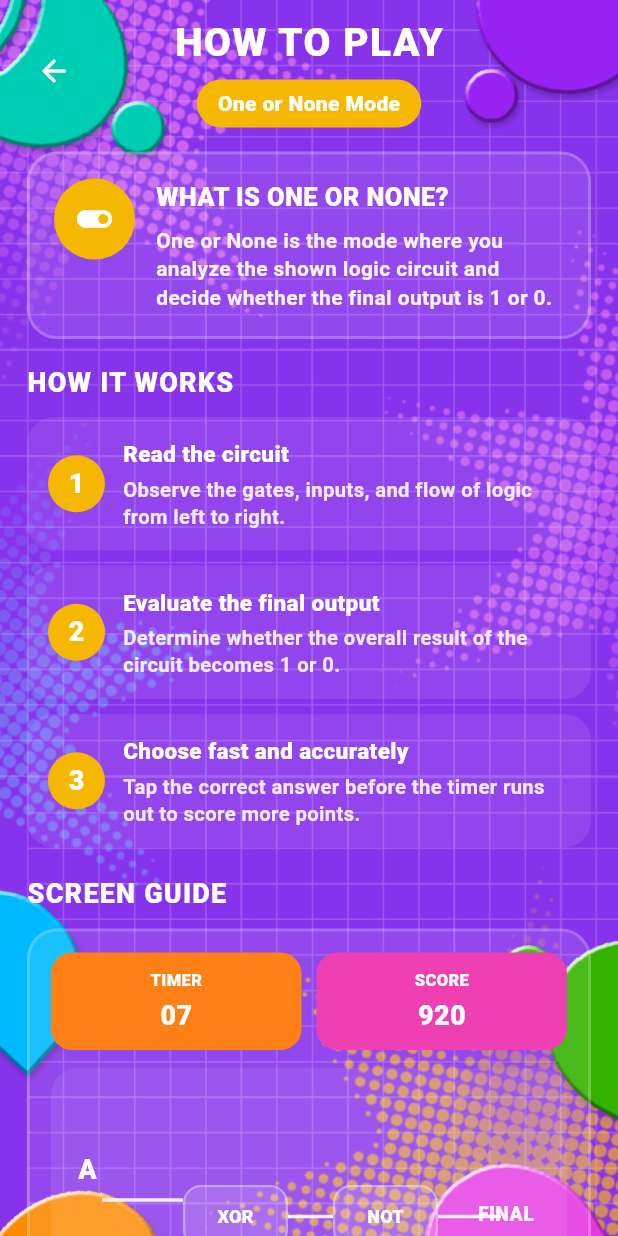
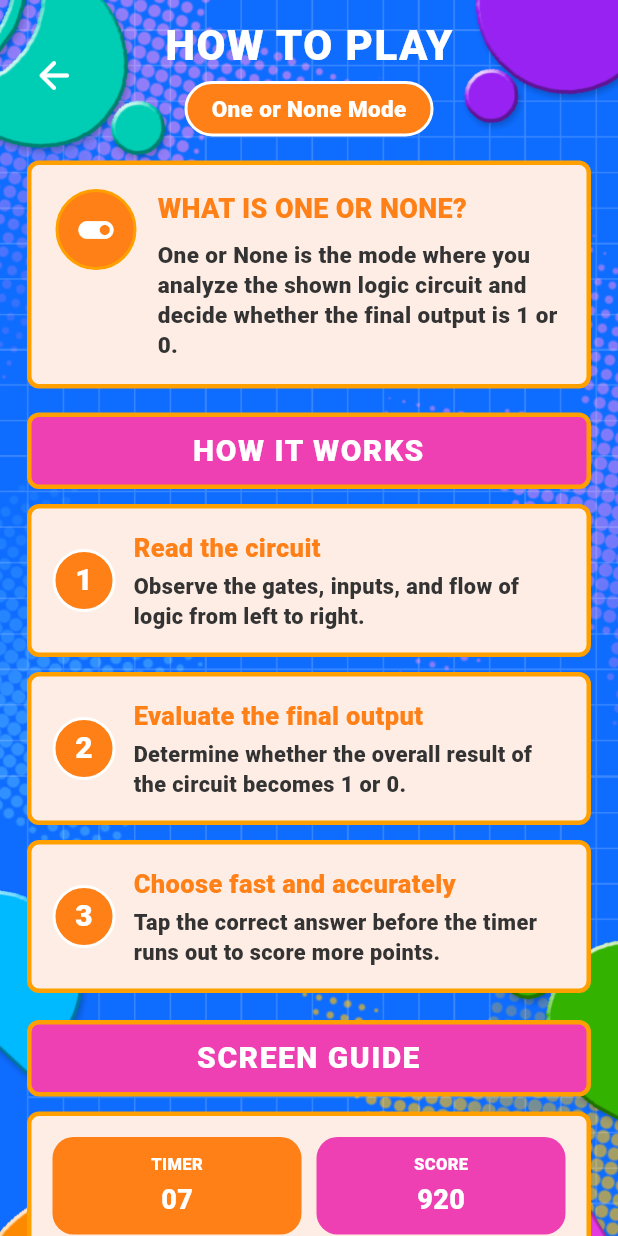
Before and after one commit to matchi-1/AND-another-one, a Flutter app: the MechanicsOneOrNonePage screen opened by its route, on a phone screen of 412 x 824 dp. Run offline on Flutter 3.47's test engine with Material 3 defaults, Android fonts, the phone set to English and light mode, and no system bars; our stand-ins replace cloud_firestore, firebase_auth, firebase_core, just_audio; accounts and stored records are empty; Roboto replaces fonts that are missing (Arial, Nunito).

Commit message:
not yet done for the demo part

```diff
--- a/lib/features/play/presentation/pages/mechanics_one_or_none.dart
+++ b/lib/features/play/presentation/pages/mechanics_one_or_none.dart
@@ -11,14 +11,14 @@ class MechanicsOneOrNonePage extends StatelessWidget {
   Widget build(BuildContext context) {
     return Scaffold(
       body: GameMenuBackground(
-        backgroundColor: AppColors.purpleButton,
+        backgroundColor: AppColors.blueBg,
         child: SafeArea(
           child: Column(
             children: [
-              _TopBar(
+              const _TopBar(
                 title: 'HOW TO PLAY',
                 subtitle: 'One or None Mode',
-                accentColor: AppColors.yellowButton,
+                accentColor: AppColors.orangeButton,
               ),
               Expanded(
                 child: SingleChildScrollView(
@@ -30,12 +30,12 @@ class MechanicsOneOrNonePage extends StatelessWidget {
                         title: 'WHAT IS ONE OR NONE?',
                         body:
                             'One or None is the mode where you analyze the shown logic circuit and decide whether the final output is 1 or 0.',
-                        color: AppColors.yellowButton,
+                        color: AppColors.orangeButton,
                         icon: Icons.toggle_on_rounded,
                       ),
                       const SizedBox(height: 16),
 
-                      const _SectionTitle('HOW IT WORKS'),
+                      const _SectionBanner('HOW IT WORKS'),
                       const SizedBox(height: 10),
                       const _StepCard(
                         number: '1',
@@ -59,12 +59,12 @@ class MechanicsOneOrNonePage extends StatelessWidget {
                       ),
                       const SizedBox(height: 18),
 
-                      const _SectionTitle('SCREEN GUIDE'),
+                      const _SectionBanner('SCREEN GUIDE'),
                       const SizedBox(height: 10),
                       const _OneOrNoneMockScreen(),
                       const SizedBox(height: 18),
 
-                      const _SectionTitle('DIFFICULTIES'),
+                      const _SectionBanner('DIFFICULTIES'),
                       const SizedBox(height: 10),
                       Row(
                         children: const [
@@ -98,7 +98,7 @@ class MechanicsOneOrNonePage extends StatelessWidget {
                       ),
                       const SizedBox(height: 18),
 
-                      const _SectionTitle('SCORING AND FEEDBACK'),
+                      const _SectionBanner('SCORING AND FEEDBACK'),
                       const SizedBox(height: 10),
                       Row(
                         children: const [
@@ -125,7 +125,7 @@ class MechanicsOneOrNonePage extends StatelessWidget {
                       ),
                       const SizedBox(height: 18),
 
-                      const _SectionTitle('OTHER FEATURES'),
+                      const _SectionBanner('OTHER FEATURES'),
                       const SizedBox(height: 10),
                       const _InfoBulletCard(
                         items: [
@@ -191,7 +191,11 @@ class _TopBar extends StatelessWidget {
         children: [
           IconButton(
             onPressed: () => Navigator.pop(context),
-            icon: const Icon(Icons.arrow_back_rounded, color: Colors.white),
+            icon: const Icon(
+              Icons.arrow_back_rounded,
+              color: Colors.white,
+              size: 30,
+            ),
           ),
           Expanded(
             child: Column(
@@ -200,25 +204,30 @@ class _TopBar extends StatelessWidget {
                   title,
                   style: const TextStyle(
                     color: Colors.white,
-                    fontSize: 26,
+                    fontSize: 28,
                     fontWeight: FontWeight.w900,
+                    fontFamily: 'Nunito',
                     letterSpacing: 1,
                   ),
                 ),
                 Container(
-                  margin: const EdgeInsets.only(top: 6),
-                  padding:
-                  const EdgeInsets.symmetric(horizontal: 14, vertical: 6),
+                  margin: const EdgeInsets.only(top: 4),
+                  padding: const EdgeInsets.symmetric(
+                    horizontal: 16,
+                    vertical: 6,
+                  ),
                   decoration: BoxDecoration(
                     color: accentColor,
                     borderRadius: BorderRadius.circular(999),
+                    border: Border.all(color: Colors.white, width: 2),
                   ),
                   child: Text(
                     subtitle,
                     style: const TextStyle(
                       color: Colors.white,
-                      fontSize: 14,
-                      fontWeight: FontWeight.w800,
+                      fontSize: 15,
+                      fontFamily: 'Nunito',
+                      fontWeight: FontWeight.w900,
                     ),
                   ),
                 ),
@@ -240,11 +249,44 @@ class _SectionTitle extends StatelessWidget {
   Widget build(BuildContext context) {
     return Text(
       text,
+      textAlign: TextAlign.center,
       style: const TextStyle(
         color: Colors.white,
-        fontSize: 18,
+        fontSize: 20,
         fontWeight: FontWeight.w900,
-        letterSpacing: 0.8,
+        fontFamily: 'Nunito',
+        letterSpacing: 1,
+      ),
+    );
+  }
+}
+
+class _SectionBanner extends StatelessWidget {
+  final String text;
+
+  const _SectionBanner(this.text);
+
+  @override
+  Widget build(BuildContext context) {
+    return Container(
+      padding: const EdgeInsets.symmetric(horizontal: 16, vertical: 8),
+      decoration: BoxDecoration(
+        color: AppColors.pinkButton,
+        borderRadius: BorderRadius.circular(8),
+        border: Border.all(color: const Color(0xFFFF9F00), width: 3),
+      ),
+      child: Center(
+        child: Text(
+          text,
+          textAlign: TextAlign.center,
+          style: const TextStyle(
+            color: Colors.white,
+            fontSize: 20,
+            fontWeight: FontWeight.w900,
+            fontFamily: 'Nunito',
+            letterSpacing: 1,
+          ),
+        ),
       ),
     );
   }
@@ -268,9 +310,9 @@ class _ModeIntroCard extends StatelessWidget {
     return Container(
       padding: const EdgeInsets.all(16),
       decoration: BoxDecoration(
-        color: Colors.white.withOpacity(0.10),
-        borderRadius: BorderRadius.circular(20),
-        border: Border.all(color: Colors.white.withOpacity(0.22), width: 2),
+        color: AppColors.beigeBg,
+        borderRadius: BorderRadius.circular(8),
+        border: Border.all(color: const Color(0xFFFF9F00), width: 3),
       ),
       child: Row(
         crossAxisAlignment: CrossAxisAlignment.start,
@@ -278,7 +320,11 @@ class _ModeIntroCard extends StatelessWidget {
           Container(
             width: 54,
             height: 54,
-            decoration: BoxDecoration(color: color, shape: BoxShape.circle),
+            decoration: BoxDecoration(
+              color: color,
+              shape: BoxShape.circle,
+              border: Border.all(color: const Color(0xFFFF9F00), width: 2),
+            ),
             child: Icon(icon, color: Colors.white, size: 28),
           ),
           const SizedBox(width: 14),
@@ -289,19 +335,21 @@ class _ModeIntroCard extends StatelessWidget {
                 Text(
                   title,
                   style: const TextStyle(
-                    color: Colors.white,
-                    fontSize: 17,
+                    color: AppColors.orangeButton,
+                    fontSize: 18,
                     fontWeight: FontWeight.w900,
+                    fontFamily: 'Nunito',
                   ),
                 ),
                 const SizedBox(height: 8),
                 Text(
                   body,
-                  style: TextStyle(
-                    color: Colors.white.withOpacity(0.92),
-                    fontSize: 14,
+                  style: const TextStyle(
+                    color: Color(0xFF333333),
+                    fontSize: 15,
                     height: 1.35,
-                    fontWeight: FontWeight.w600,
+                    fontFamily: 'Nunito',
+                    fontWeight: FontWeight.w800,
                   ),
                 ),
               ],
@@ -329,17 +377,19 @@ class _StepCard extends StatelessWidget {
     return Container(
       padding: const EdgeInsets.all(14),
       decoration: BoxDecoration(
-        color: Colors.white.withOpacity(0.09),
-        borderRadius: BorderRadius.circular(18),
+        color: AppColors.beigeBg,
+        borderRadius: BorderRadius.circular(8),
+        border: Border.all(color: const Color(0xFFFF9F00), width: 3),
       ),
       child: Row(
         children: [
           Container(
-            width: 38,
-            height: 38,
-            decoration: const BoxDecoration(
-              color: AppColors.yellowButton,
+            width: 42,
+            height: 42,
+            decoration: BoxDecoration(
+              color: AppColors.orangeButton,
               shape: BoxShape.circle,
+              border: Border.all(color: Colors.white, width: 2),
             ),
             child: Center(
               child: Text(
@@ -347,7 +397,8 @@ class _StepCard extends StatelessWidget {
                 style: const TextStyle(
                   color: Colors.white,
                   fontWeight: FontWeight.w900,
-                  fontSize: 18,
+                  fontFamily: 'Nunito',
+                  fontSize: 20,
                 ),
               ),
             ),
@@ -360,19 +411,21 @@ class _StepCard extends StatelessWidget {
                 Text(
                   title,
                   style: const TextStyle(
-                    color: Colors.white,
-                    fontSize: 15,
+                    color: AppColors.orangeButton,
+                    fontSize: 17,
                     fontWeight: FontWeight.w900,
+                    fontFamily: 'Nunito',
                   ),
                 ),
                 const SizedBox(height: 4),
                 Text(
                   body,
-                  style: TextStyle(
-                    color: Colors.white.withOpacity(0.88),
-                    fontSize: 13.5,
+                  style: const TextStyle(
+                    color: Color(0xFF333333),
+                    fontSize: 14.5,
                     height: 1.35,
-                    fontWeight: FontWeight.w600,
+                    fontFamily: 'Nunito',
+                    fontWeight: FontWeight.w800,
                   ),
                 ),
               ],
@@ -384,17 +437,39 @@ class _StepCard extends StatelessWidget {
   }
 }
 
-class _OneOrNoneMockScreen extends StatelessWidget {
+class _OneOrNoneMockScreen extends StatefulWidget {
   const _OneOrNoneMockScreen();
+
+  @override
+  State<_OneOrNoneMockScreen> createState() => _OneOrNoneMockScreenState();
+}
+
+class _OneOrNoneMockScreenState extends State<_OneOrNoneMockScreen> {
+  String _resultLabel = 'PASS';
+  Color _resultColor = AppColors.greyButton;
+
+  void _showPass() {
+    setState(() {
+      _resultLabel = 'PASS';
+      _resultColor = AppColors.greyButton;
+    });
+  }
+
+  void _showWrong() {
+    setState(() {
+      _resultLabel = 'WRONG';
+      _resultColor = AppColors.redButton;
+    });
+  }
 
   @override
   Widget build(BuildContext context) {
     return Container(
       padding: const EdgeInsets.all(14),
       decoration: BoxDecoration(
-        color: Colors.white.withOpacity(0.10),
-        borderRadius: BorderRadius.circular(20),
-        border: Border.all(color: Colors.white.withOpacity(0.20), width: 2),
+        color: AppColors.beigeBg,
+        borderRadius: BorderRadius.circular(8),
+        border: Border.all(color: const Color(0xFFFF9F00), width: 3),
       ),
       child: Column(
         children: [
@@ -430,18 +505,12 @@ class _OneOrNoneMockScreen extends StatelessWidget {
                 Positioned(
                   left: 18,
                   top: 55,
-                  child: Text(
-                    'A',
-                    style: _inputStyle,
-                  ),
+                  child: Text('A', style: _inputStyle),
                 ),
                 Positioned(
                   left: 18,
                   top: 115,
-                  child: Text(
-                    'B',
-                    style: _inputStyle,
-                  ),
+                  child: Text('B', style: _inputStyle),
                 ),
                 const Positioned(
                   left: 88,
@@ -470,36 +539,32 @@ class _OneOrNoneMockScreen extends StatelessWidget {
             ),
           ),
           const SizedBox(height: 12),
-          Container(
-            width: double.infinity,
-            padding: const EdgeInsets.symmetric(horizontal: 14, vertical: 12),
-            decoration: BoxDecoration(
-              color: AppColors.greenButton,
-              borderRadius: BorderRadius.circular(14),
-            ),
-            child: const Text(
-              'Final Output = ?',
-              textAlign: TextAlign.center,
-              style: TextStyle(
-                color: Colors.white,
-                fontSize: 22,
-                fontWeight: FontWeight.w900,
+          Row(
+            children: [
+              Expanded(
+                child: _ControlChip(
+                  label: '0',
+                  color: AppColors.redButton,
+                  onTap: _showWrong,
                 ),
               ),
+              const SizedBox(width: 10),
+              Expanded(
+                child: _ControlChip(
+                  label: '1',
+                  color: AppColors.greenButton,
+                  onTap: _showWrong,
                 ),
-          const SizedBox(height: 12),
-          Row(
-            children: const [
+              ),
+              const SizedBox(width: 10),
               Expanded(
-                child: _ControlChip(label: '0', color: AppColors.redButton),
+                child: _ControlChip(
+                  label: 'PASS',
+                  color: AppColors.greyButton,
+                  onTap: _showPass,
+                  resultLabel: _resultLabel,
+                  resultColor: _resultColor,
                 ),
-              SizedBox(width: 10),
-              Expanded(
-                child: _ControlChip(label: '1', color: AppColors.greenButton),
-              ),
-              SizedBox(width: 10),
-              Expanded(
-                child: _ControlChip(label: 'PASS', color: AppColors.greyButton),
               ),
             ],
           ),
@@ -531,22 +596,25 @@ class _DifficultyCard extends StatelessWidget {
     return Container(
       padding: const EdgeInsets.all(12),
       decoration: BoxDecoration(
-        color: Colors.white.withOpacity(0.10),
-        borderRadius: BorderRadius.circular(18),
+        color: AppColors.beigeBg,
+        borderRadius: BorderRadius.circular(8),
+        border: Border.all(color: const Color(0xFFFF9F00), width: 3),
       ),
       child: Column(
         children: [
           Container(
-            padding: const EdgeInsets.symmetric(horizontal: 10, vertical: 7),
+            padding: const EdgeInsets.symmetric(horizontal: 10, vertical: 6),
             decoration: BoxDecoration(
               color: color,
               borderRadius: BorderRadius.circular(999),
+              border: Border.all(color: Colors.white, width: 2),
             ),
             child: Text(
               title,
               style: const TextStyle(
                 color: Colors.white,
-                fontSize: 13,
+                fontSize: 14,
+                fontFamily: 'Nunito',
                 fontWeight: FontWeight.w900,
               ),
             ),
@@ -555,11 +623,12 @@ class _DifficultyCard extends StatelessWidget {
           Text(
             body,
             textAlign: TextAlign.center,
-            style: TextStyle(
-              color: Colors.white.withOpacity(0.90),
-              fontSize: 12.5,
+            style: const TextStyle(
+              color: Color(0xFF333333),
+              fontSize: 13,
               height: 1.35,
-              fontWeight: FontWeight.w600,
+              fontFamily: 'Nunito',
+              fontWeight: FontWeight.w800,
             ),
           ),
         ],
@@ -586,8 +655,9 @@ class _FeedbackCard extends StatelessWidget {
     return Container(
       padding: const EdgeInsets.all(14),
       decoration: BoxDecoration(
-        color: color.withOpacity(0.85),
-        borderRadius: BorderRadius.circular(18),
+        color: color,
+        borderRadius: BorderRadius.circular(8),
+        border: Border.all(color: const Color(0xFFFF9F00), width: 3),
       ),
       child: Column(
         children: [
@@ -595,16 +665,18 @@ class _FeedbackCard extends StatelessWidget {
             title,
             style: const TextStyle(
               color: Colors.white,
-              fontSize: 15,
+              fontSize: 16,
+              fontFamily: 'Nunito',
               fontWeight: FontWeight.w900,
             ),
           ),
-          const SizedBox(height: 8),
+          const SizedBox(height: 6),
           Text(
             scoreText,
             style: const TextStyle(
               color: Colors.white,
-              fontSize: 22,
+              fontSize: 24,
+              fontFamily: 'Nunito',
               fontWeight: FontWeight.w900,
             ),
           ),
@@ -614,8 +686,9 @@ class _FeedbackCard extends StatelessWidget {
             textAlign: TextAlign.center,
             style: const TextStyle(
               color: Colors.white,
-              fontSize: 12.5,
+              fontSize: 13.5,
               height: 1.35,
+              fontFamily: 'Nunito',
               fontWeight: FontWeight.w600,
             ),
           ),
@@ -632,36 +705,38 @@ class _InfoBulletCard extends StatelessWidget {
   @override
   Widget build(BuildContext context) {
     return Container(
-      padding: const EdgeInsets.all(14),
+      padding: const EdgeInsets.all(16),
       decoration: BoxDecoration(
-        color: Colors.white.withOpacity(0.10),
-        borderRadius: BorderRadius.circular(18),
+        color: AppColors.beigeBg,
+        borderRadius: BorderRadius.circular(8),
+        border: Border.all(color: const Color(0xFFFF9F00), width: 3),
       ),
       child: Column(
         children: items
             .map(
               (item) => Padding(
-            padding: const EdgeInsets.only(bottom: 10),
+                padding: const EdgeInsets.only(bottom: 12),
                 child: Row(
                   crossAxisAlignment: CrossAxisAlignment.start,
                   children: [
                     const Padding(
-                  padding: EdgeInsets.only(top: 5),
+                      padding: EdgeInsets.only(top: 6),
                       child: Icon(
                         Icons.circle,
-                    size: 8,
-                    color: Colors.white,
+                        size: 10,
+                        color: AppColors.orangeButton,
                       ),
                     ),
-                const SizedBox(width: 10),
+                    const SizedBox(width: 12),
                     Expanded(
                       child: Text(
                         item,
-                    style: TextStyle(
-                      color: Colors.white.withOpacity(0.92),
-                      fontSize: 13.5,
+                        style: const TextStyle(
+                          color: Color(0xFF333333),
+                          fontSize: 14.5,
                           height: 1.35,
-                      fontWeight: FontWeight.w600,
+                          fontFamily: 'Nunito',
+                          fontWeight: FontWeight.w800,
                         ),
                       ),
                     ),
@@ -752,11 +827,7 @@ class _CircuitLines extends StatelessWidget {
 
   @override
   Widget build(BuildContext context) {
-    return IgnorePointer(
-      child: CustomPaint(
-        painter: _CircuitPainter(),
-      ),
-    );
+    return IgnorePointer(child: CustomPaint(painter: _CircuitPainter()));
   }
 }
 
@@ -781,21 +852,33 @@ class _CircuitPainter extends CustomPainter {
 class _ControlChip extends StatelessWidget {
   final String label;
   final Color color;
+  final VoidCallback onTap;
+  final String? resultLabel;
+  final Color? resultColor;
 
   const _ControlChip({
     required this.label,
     required this.color,
+    required this.onTap,
+    this.resultLabel,
+    this.resultColor,
   });
 
   @override
   Widget build(BuildContext context) {
-    return Container(
-      padding: const EdgeInsets.symmetric(vertical: 12),
-      decoration: BoxDecoration(
+    return Material(
       color: color,
       borderRadius: BorderRadius.circular(12),
-      ),
-      child: Text(
+      child: InkWell(
+        borderRadius: BorderRadius.circular(12),
+        onTap: onTap,
+        child: Container(
+          padding: const EdgeInsets.symmetric(vertical: 12),
+          decoration: BoxDecoration(borderRadius: BorderRadius.circular(12)),
+          child: Column(
+            mainAxisSize: MainAxisSize.min,
+            children: [
+              Text(
                 label,
                 textAlign: TextAlign.center,
                 style: const TextStyle(
@@ -804,6 +887,31 @@ class _ControlChip extends StatelessWidget {
                   fontSize: 16,
                 ),
               ),
+              if (resultLabel != null && resultColor != null) ...[
+                const SizedBox(height: 4),
+                Container(
+                  padding: const EdgeInsets.symmetric(
+                    horizontal: 8,
+                    vertical: 3,
+                  ),
+                  decoration: BoxDecoration(
+                    color: resultColor,
+                    borderRadius: BorderRadius.circular(999),
+                  ),
+                  child: Text(
+                    resultLabel!,
+                    style: const TextStyle(
+                      color: Colors.white,
+                      fontWeight: FontWeight.w900,
+                      fontSize: 11,
+                    ),
+                  ),
+                ),
+              ],
+            ],
+          ),
+        ),
+      ),
     );
   }
 }
```
Lines whose indentation alone changed are shown as unchanged.
